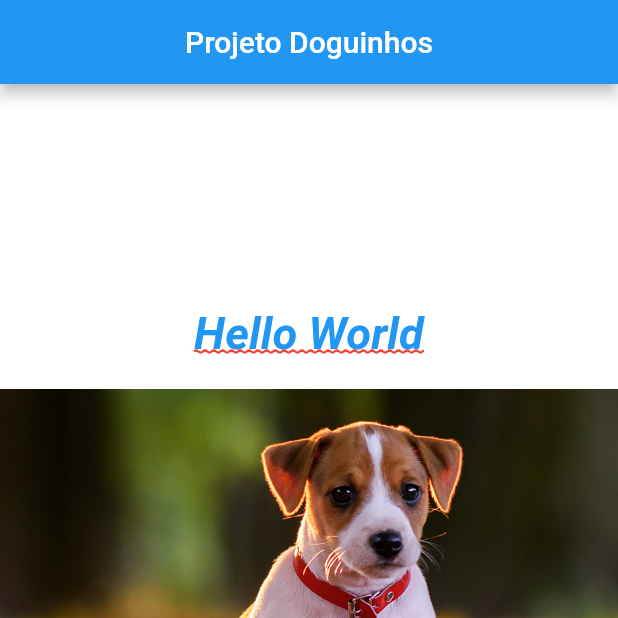
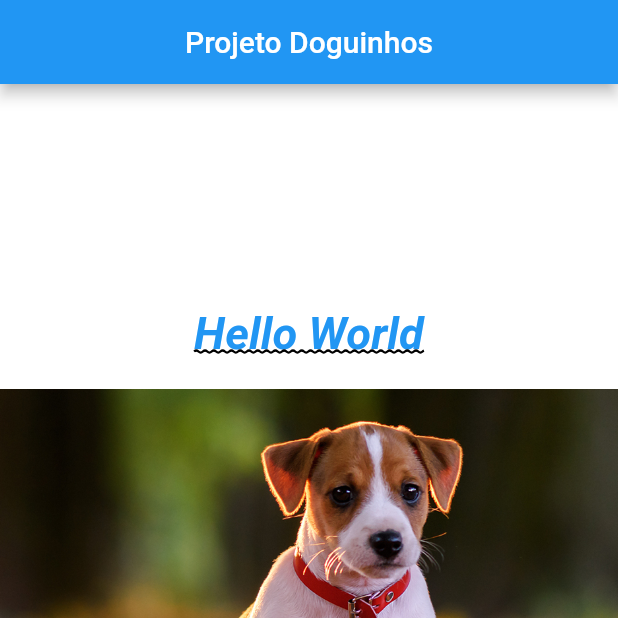
Before and after one commit to santoslucas11/flutterBasicoEWidgets, a Flutter app: the screen it shows after launch, on a phone screen of 412 x 824 dp, the top half of it. Run offline on Flutter 3.47's test engine with Material 2 defaults, Android fonts, the phone set to English and light mode, and no system bars.

Commit message:
test commit

```diff
--- a/lib/home_page.dart
+++ b/lib/home_page.dart
@@ -101,7 +101,7 @@ class HomePage extends StatelessWidget {
           fontWeight: FontWeight.bold,
           fontStyle: FontStyle.italic,
           decoration: TextDecoration.underline,
-          decorationColor: Colors.red,
+          decorationColor: Colors.black,
           decorationStyle: TextDecorationStyle.wavy),
     );
   }
```
